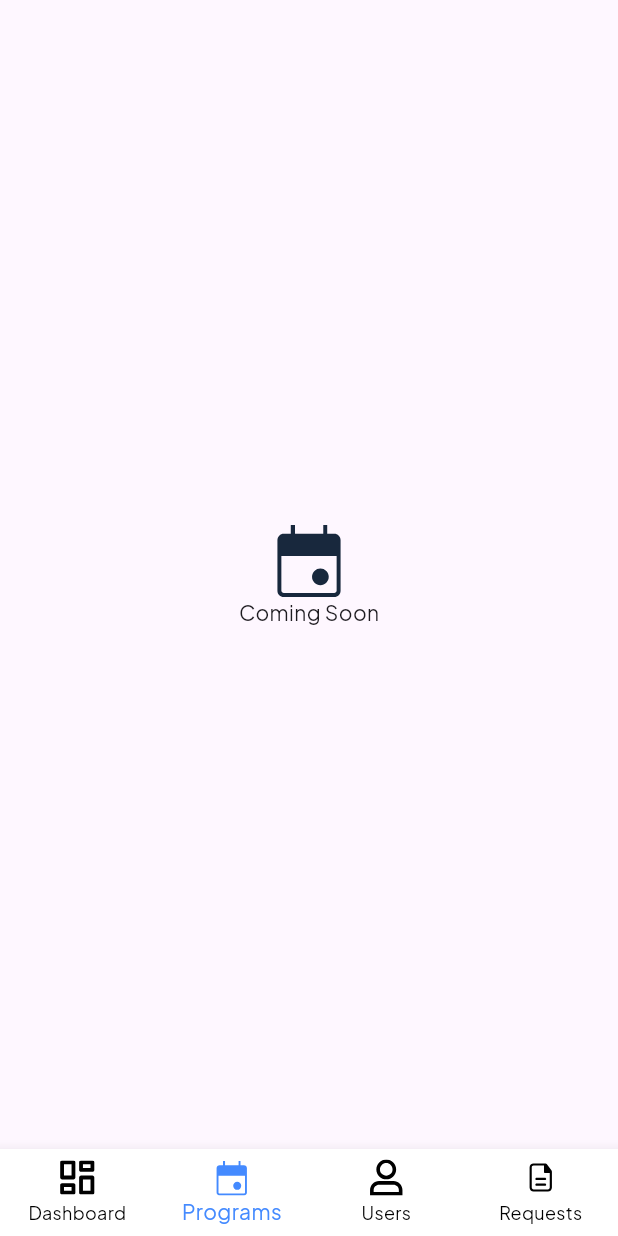
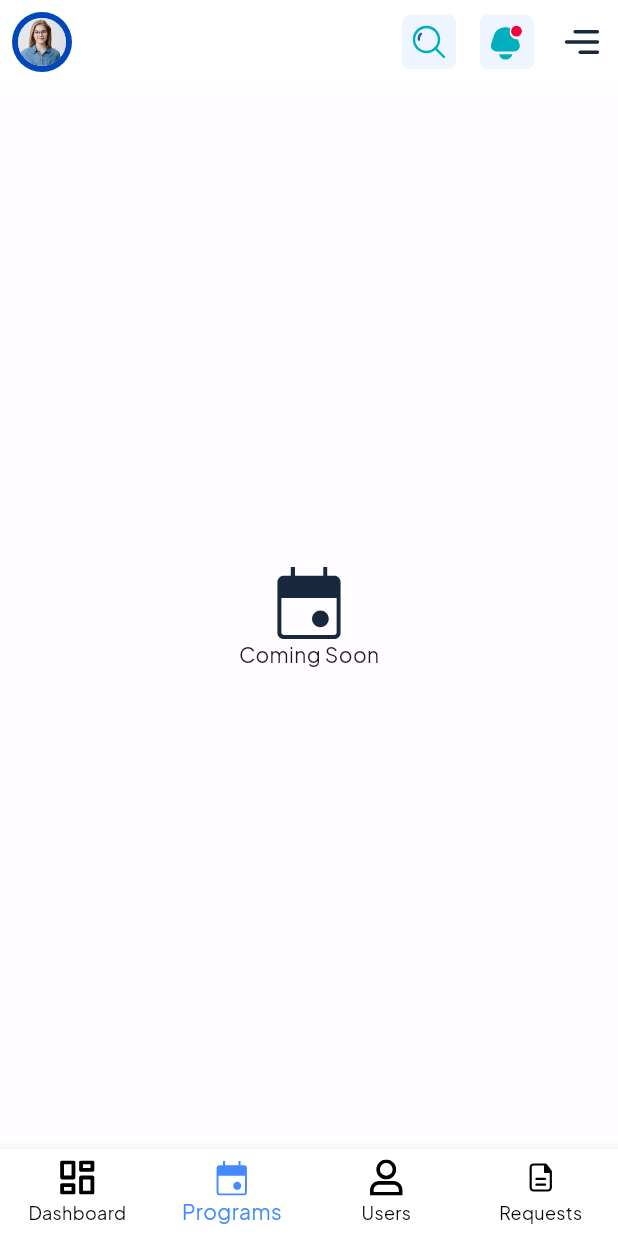
Before and after one commit to S-yuvaraj03/DataTerrain, a Flutter app: the screen it shows after launch, item 2 of the bottom bar chosen, on a phone screen of 412 x 824 dp. Run offline on Flutter 3.47's test engine with Material 3 defaults, Android fonts, the phone set to English and light mode, and no system bars; our stand-ins replace fl_chart, flutter_svg.

Commit message:
commiting final updates

```diff
--- a/lib/core/constants/widgets/sample_page.dart
+++ b/lib/core/constants/widgets/sample_page.dart
@@ -1,8 +1,9 @@
 import 'package:dataterrain/core/constants/app_assets.dart';
+import 'package:dataterrain/widgets/appbar.dart';
 import 'package:flutter/material.dart';
-import 'package:flutter/widgets.dart';
 import 'package:flutter_svg/flutter_svg.dart';
 
+import '../../../widgets/drawer.dart';
 import '../app_text.dart';
 
 class UnderMaintenance extends StatelessWidget {
@@ -11,6 +12,9 @@ class UnderMaintenance extends StatelessWidget {
   @override
   Widget build(BuildContext context) {
     return Scaffold(
+      endDrawer: const KDrawer(),
+      backgroundColor: Colors.white70,
+      appBar: const KAppBar(),
       body: Column(
         mainAxisAlignment: MainAxisAlignment.center,
         crossAxisAlignment: CrossAxisAlignment.center,
```
Also changed, not shown: appshowcase/Dashboard1.jpeg (added), appshowcase/Dashboard2.jpeg (added), appshowcase/Dashboard3.jpeg (added), appshowcase/Drawer.jpeg (added), appshowcase/comingsoon.jpeg (added), 1 other file.
